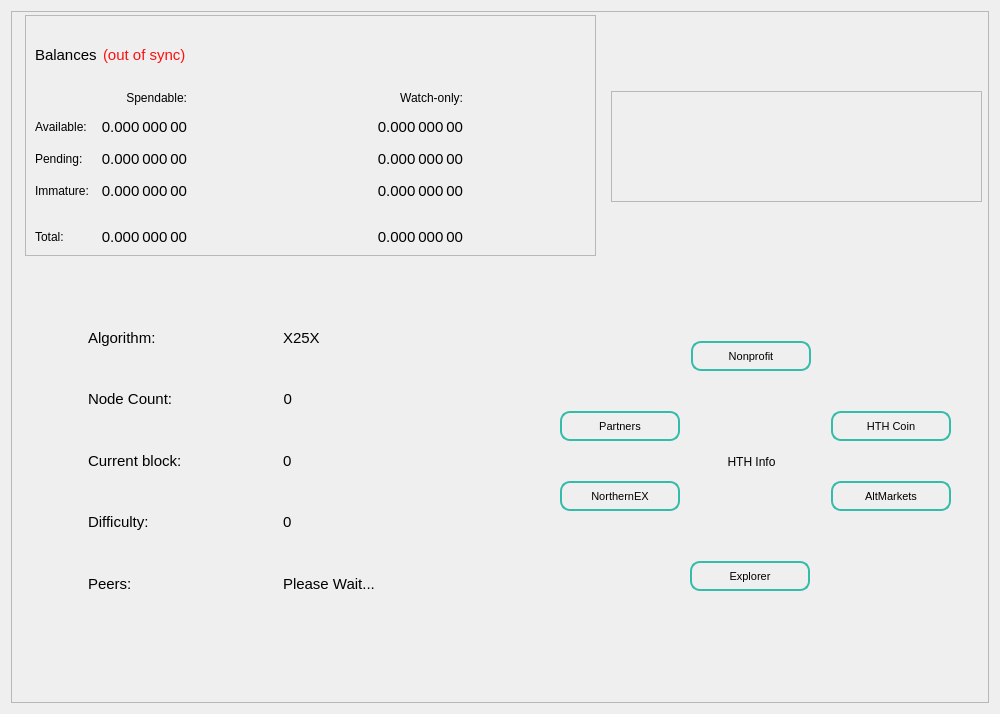
The window that src/qt/forms/overviewpage.ui (HTHcoin/helpthehomelesscoin) describes before a commit, drawn with Qt 5.
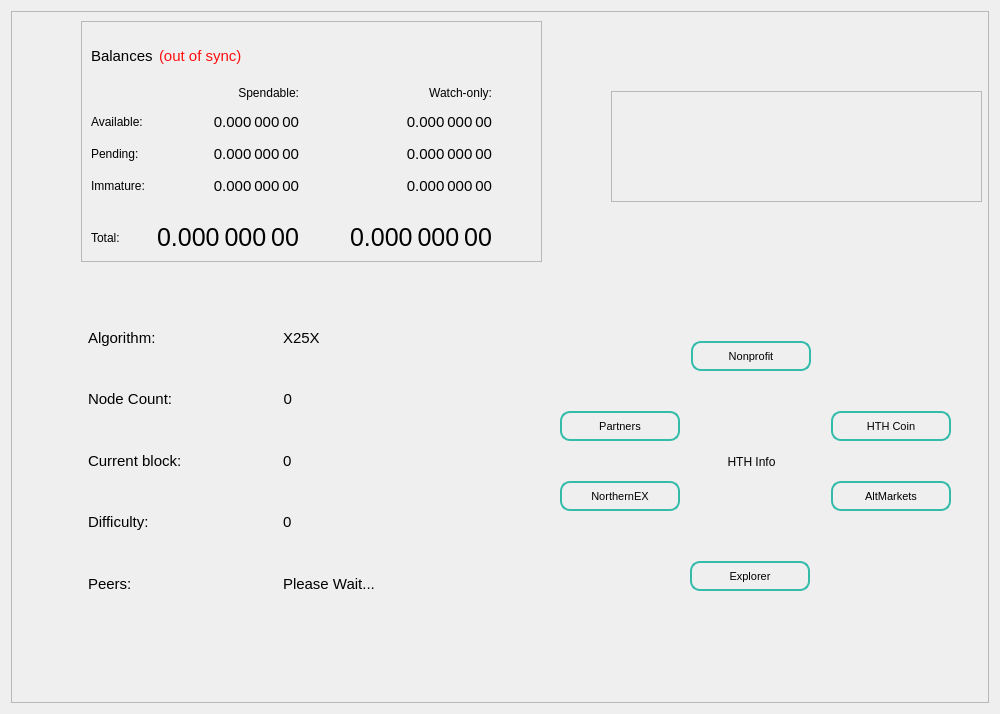
The same window after the commit.

```diff
--- a/src/qt/forms/overviewpage.ui
+++ b/src/qt/forms/overviewpage.ui
@@ -549,9 +549,9 @@
      <widget class="QFrame" name="frame_3">
       <property name="geometry">
        <rect>
-        <x>14</x>
-        <y>4</y>
-        <width>571</width>
+        <x>70</x>
+        <y>10</y>
+        <width>461</width>
         <height>241</height>
        </rect>
       </property>
@@ -840,7 +840,7 @@
             <string>Your current total balance</string>
            </property>
            <property name="styleSheet">
-            <string notr="true">font-size: 15px</string>
+            <string notr="true">font-size: 25px</string>
            </property>
            <property name="text">
             <string notr="true">0.000 000 00</string>
@@ -887,7 +887,7 @@
             <string>Current total balance in watch-only addresses</string>
            </property>
            <property name="styleSheet">
-            <string notr="true">font-size: 15px</string>
+            <string notr="true">font-size: 25px</string>
            </property>
            <property name="text">
             <string notr="true">0.000 000 00</string>
```
